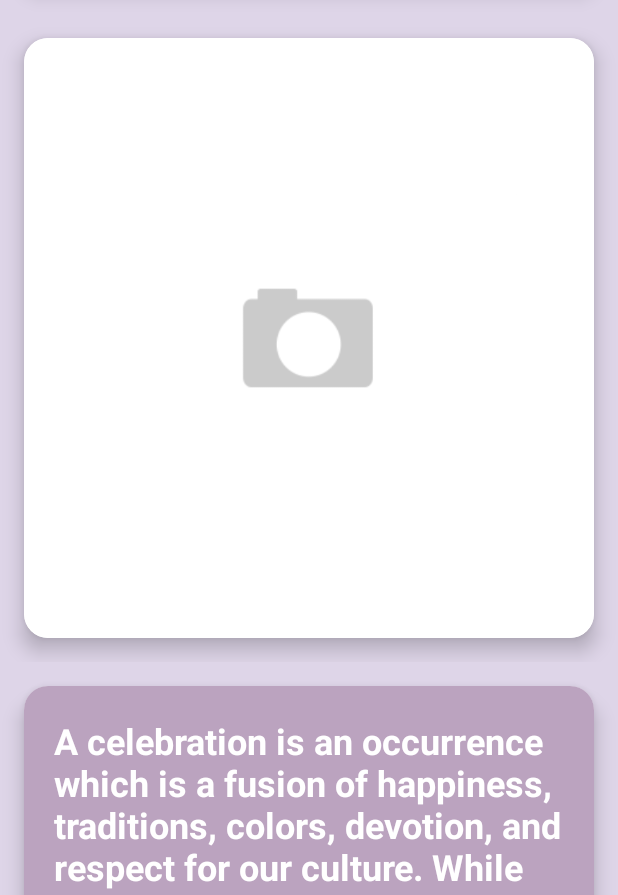
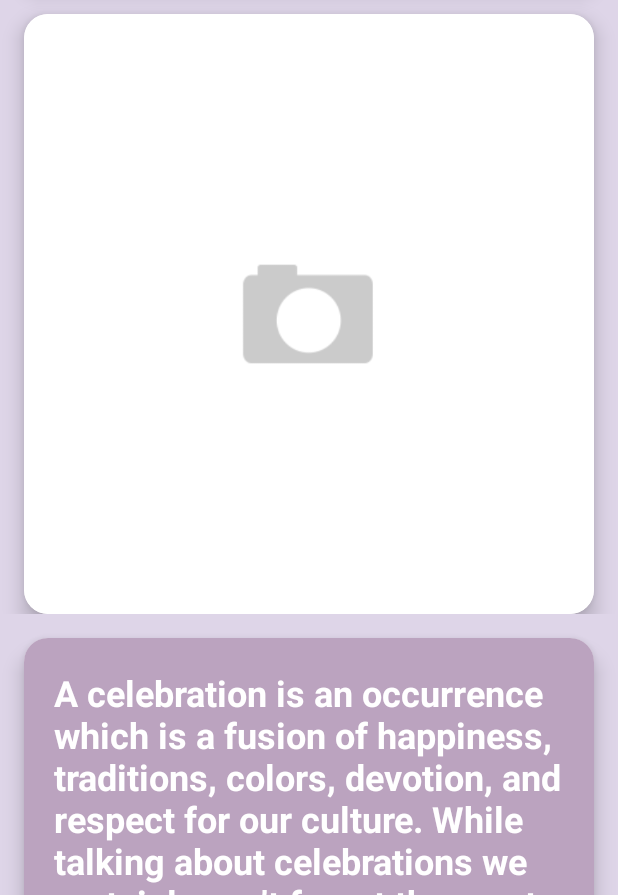
Before and after one commit to yasheth/Vrund, an Android app: the Home_Fragment screen opened directly, with no data from a screen before it, on a phone screen of 412 x 824 dp, the part 341-1236 px from its top. Run offline under Robolectric (Android 15) with nearby library versions, the phone set to English and light mode, and no system bars; our stand-ins replace Picasso; pictures from the network do not load.

Commit message:
Updated content and layout......

```diff
--- a/app/src/main/java/charusat/vrund/home/HomeRecyclerAdapter.java
+++ b/app/src/main/java/charusat/vrund/home/HomeRecyclerAdapter.java
@@ -64,6 +64,8 @@
 
         if (position == (cardItemArrayList.size() - 1)) {
             holder.kalashLayout.setVisibility(View.VISIBLE);
+        } else {
+            holder.kalashLayout.setVisibility(View.GONE);
         }
     }
 
--- a/app/src/main/res/layout/home_card_view_layout.xml
+++ b/app/src/main/res/layout/home_card_view_layout.xml
@@ -11,7 +11,9 @@
         android:id="@+id/home_text_card"
         android:layout_width="match_parent"
         android:layout_height="wrap_content"
-        android:layout_margin="16dp"
+        android:layout_marginStart="16dp"
+        android:layout_marginEnd="16dp"
+        android:layout_marginTop="16dp"
         android:clickable="true"
         android:foreground="?android:attr/selectableItemBackground"
         android:orientation="vertical"
@@ -44,7 +46,9 @@
         android:id="@+id/home_image_card"
         android:layout_width="match_parent"
         android:layout_height="400dp"
-        android:layout_margin="16dp"
+        android:layout_marginStart="16dp"
+        android:layout_marginEnd="16dp"
+        android:layout_marginTop="16dp"
         android:clickable="true"
         android:foreground="?android:attr/selectableItemBackground"
         android:orientation="vertical"
```
